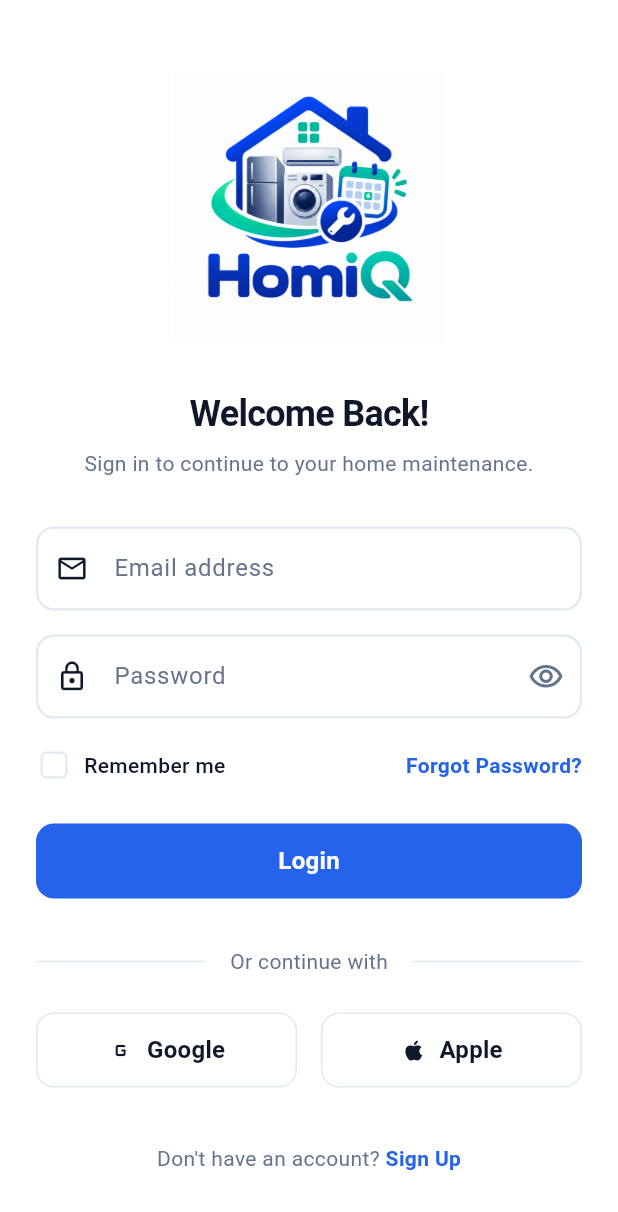
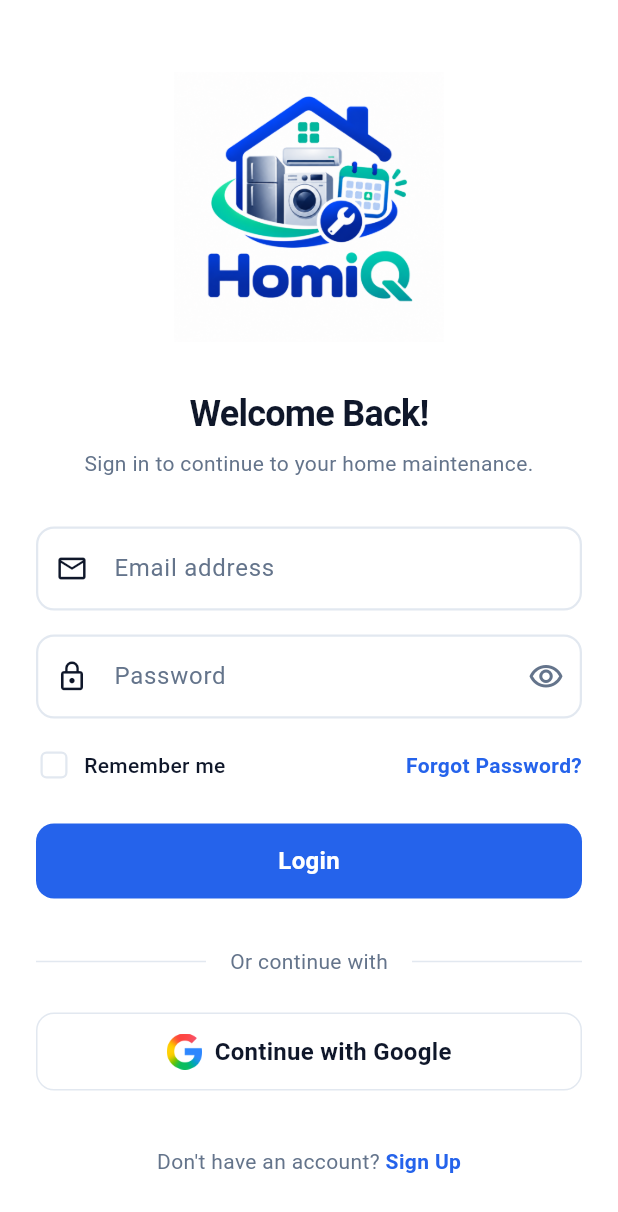
Before and after one commit to Sherin1229/IT3060HCI2026_Home_Maintenance_Reminder_App_WE_113, a Flutter app: the screen it shows after launch, on a phone screen of 412 x 824 dp. Shown: the top 1212 px of the screen. Run offline on Flutter 3.47's test engine with Material 3 defaults, Android fonts, the phone set to English and light mode, and no system bars; our stand-ins replace firebase_core, go_router; accounts and stored records are empty.

Commit message:
style: refine login screen UI

```diff
--- a/lib/screens/auth/login_screen.dart
+++ b/lib/screens/auth/login_screen.dart
@@ -143,9 +143,7 @@
               // Login Button
               PrimaryButton(
                 text: 'Login',
-                onPressed: () {
-                  // UI only: Login logic disabled for now
-                },
+                onPressed: () => context.go('/dashboard'),
               ),
               const SizedBox(height: 32),
 
@@ -167,37 +165,20 @@
               ),
               const SizedBox(height: 24),
 
-              // Social Buttons Row
-              Row(
-                children: [
-                  Expanded(
+              // Social Button
+              SizedBox(
+                width: double.infinity,
                 child: OutlinedButton.icon(
                   onPressed: () {
-                        // TODO: Implement Google Sign-In
+                    // UI only: Google Sign-In logic disabled for now
                   },
-                      icon: const Icon(Icons.g_mobiledata, color: AppColors.textPrimary), // Placeholder for Google icon
-                      label: const Text('Google', style: TextStyle(color: AppColors.textPrimary)),
+                  icon: Image.asset('assets/logos/google_logo.png', height: 24, width: 24),
+                  label: const Text('Continue with Google', style: TextStyle(color: AppColors.textPrimary)),
                   style: OutlinedButton.styleFrom(
                     side: const BorderSide(color: AppColors.border),
                     padding: const EdgeInsets.symmetric(vertical: 14),
                   ),
                 ),
-                  ),
-                  const SizedBox(width: 16),
-                  Expanded(
-                    child: OutlinedButton.icon(
-                      onPressed: () {
-                        // TODO: Implement Apple Sign-In
-                      },
-                      icon: const Icon(Icons.apple, color: AppColors.textPrimary), // Apple icon
-                      label: const Text('Apple', style: TextStyle(color: AppColors.textPrimary)),
-                      style: OutlinedButton.styleFrom(
-                        side: const BorderSide(color: AppColors.border),
-                        padding: const EdgeInsets.symmetric(vertical: 14),
-                      ),
-                    ),
-                  ),
-                ],
               ),
               const SizedBox(height: 32),
 
--- a/pubspec.yaml
+++ b/pubspec.yaml
@@ -65,6 +65,7 @@
 
   assets:
     - assets/logos/
+    - assets/logos/google_logo.png
     - assets/icons/
     - assets/images/
 
```
Also changed, not shown: assets/images/google_logo.png (added), assets/logos/google_logo.png (added). Lines whose indentation alone changed are shown as unchanged.
